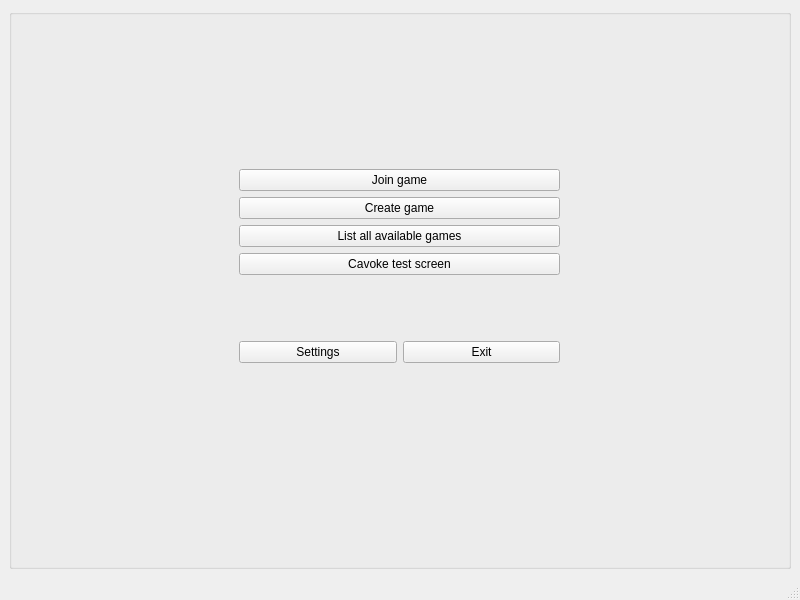
This is client/views/startview.ui in cavoke-project/cavoke as Qt 5 draws it before an edit. The edited form follows.
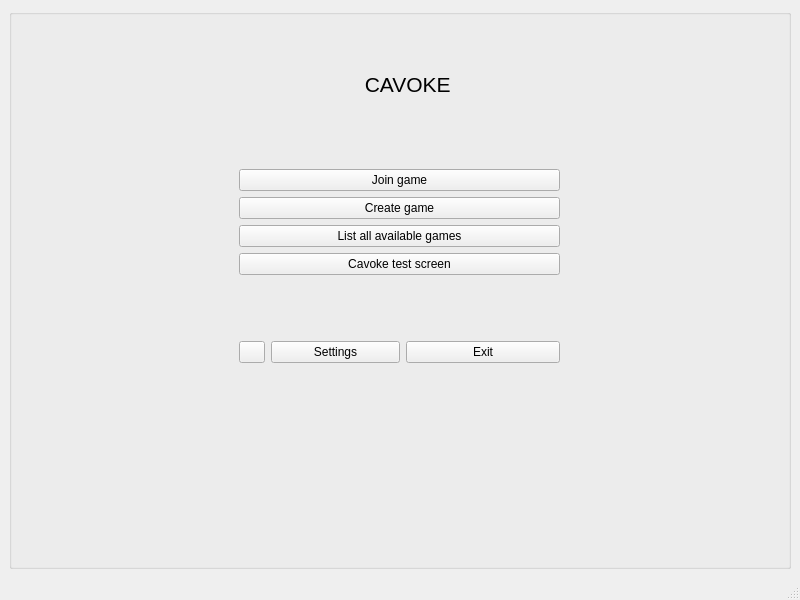
This is the edited form. Icons and pictures are not drawn.

Commit message: Great Start View

```diff
--- a/client/views/startview.ui
+++ b/client/views/startview.ui
@@ -75,9 +75,35 @@
          </spacer>
         </item>
         <item>
-         <layout class="QHBoxLayout" name="horizontalLayout">
+         <layout class="QHBoxLayout" name="horizontalLayout" stretch="1,5,6">
+          <property name="spacing">
+           <number>6</number>
+          </property>
+          <item>
+           <widget class="QPushButton" name="pushButton">
+            <property name="sizePolicy">
+             <sizepolicy hsizetype="Ignored" vsizetype="Fixed">
+              <horstretch>0</horstretch>
+              <verstretch>1</verstretch>
+             </sizepolicy>
+            </property>
+            <property name="text">
+             <string/>
+            </property>
+            <property name="icon">
+             <iconset>
+              <normaloff>../resources/3669162_info_ic_icon.png</normaloff>../resources/3669162_info_ic_icon.png</iconset>
+            </property>
+           </widget>
+          </item>
           <item>
            <widget class="QPushButton" name="settingsButton">
+            <property name="sizePolicy">
+             <sizepolicy hsizetype="Minimum" vsizetype="Fixed">
+              <horstretch>0</horstretch>
+              <verstretch>3</verstretch>
+             </sizepolicy>
+            </property>
             <property name="text">
              <string>Settings</string>
             </property>
@@ -85,6 +111,12 @@
           </item>
           <item>
            <widget class="QPushButton" name="exitButton">
+            <property name="sizePolicy">
+             <sizepolicy hsizetype="Minimum" vsizetype="Fixed">
+              <horstretch>0</horstretch>
+              <verstretch>3</verstretch>
+             </sizepolicy>
+            </property>
             <property name="text">
              <string>Exit</string>
             </property>
@@ -94,6 +126,55 @@
         </item>
        </layout>
       </widget>
+      <widget class="QWidget" name="horizontalLayoutWidget">
+       <property name="geometry">
+        <rect>
+         <x>230</x>
+         <y>30</y>
+         <width>321</width>
+         <height>91</height>
+        </rect>
+       </property>
+       <layout class="QHBoxLayout" name="horizontalLayout_2" stretch="1,4">
+        <item>
+         <widget class="QLabel" name="label_2">
+          <property name="sizePolicy">
+           <sizepolicy hsizetype="Ignored" vsizetype="Preferred">
+            <horstretch>0</horstretch>
+            <verstretch>0</verstretch>
+           </sizepolicy>
+          </property>
+          <property name="text">
+           <string/>
+          </property>
+          <property name="pixmap">
+           <pixmap>../resources/1054970_stack_layers_icon (1).png</pixmap>
+          </property>
+         </widget>
+        </item>
+        <item>
+         <widget class="QLabel" name="label">
+          <property name="sizePolicy">
+           <sizepolicy hsizetype="Minimum" vsizetype="Preferred">
+            <horstretch>0</horstretch>
+            <verstretch>0</verstretch>
+           </sizepolicy>
+          </property>
+          <property name="font">
+           <font>
+            <pointsize>16</pointsize>
+           </font>
+          </property>
+          <property name="text">
+           <string>CAVOKE         </string>
+          </property>
+          <property name="alignment">
+           <set>Qt::AlignCenter</set>
+          </property>
+         </widget>
+        </item>
+       </layout>
+      </widget>
      </widget>
     </item>
    </layout>
```
Left out of the diff: 2 changed lines with no effect on the pictures.
